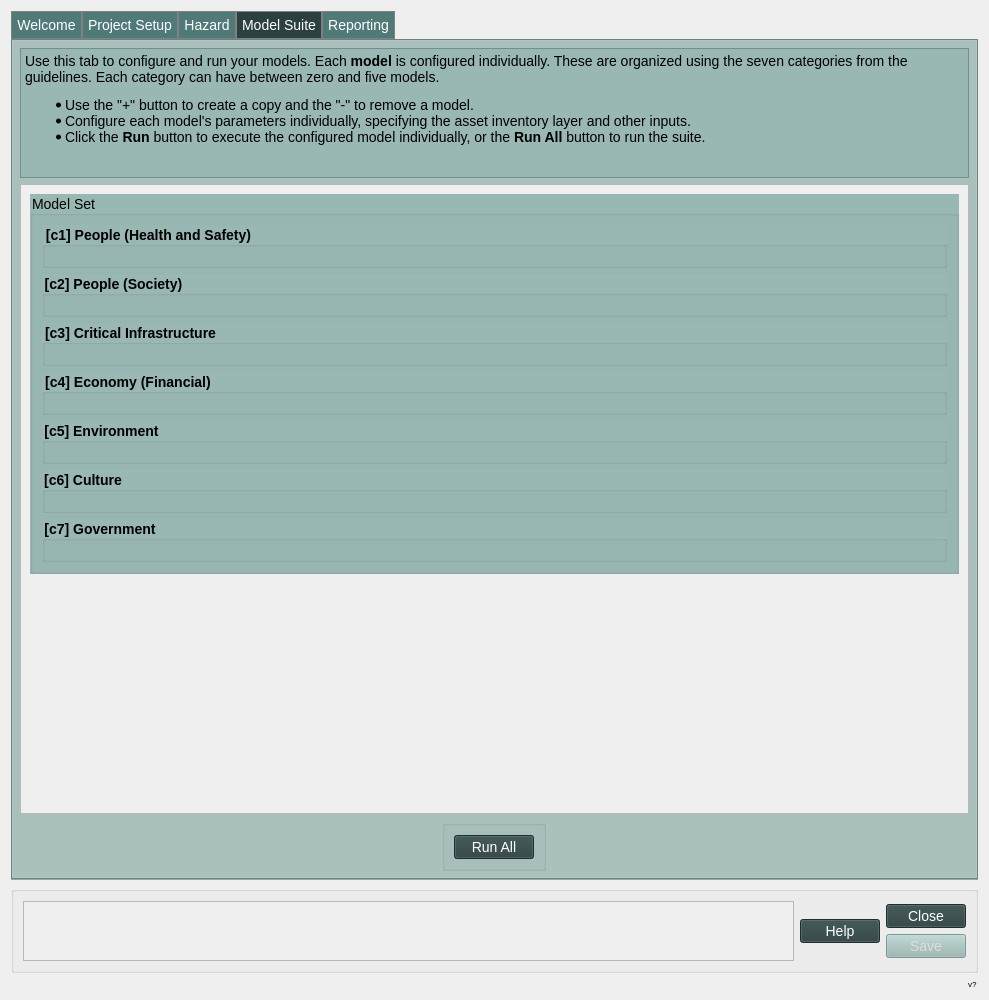
Qt form canflood2/canflood2_dialog_main.ui (cefect/CanFlood2) before a commit.
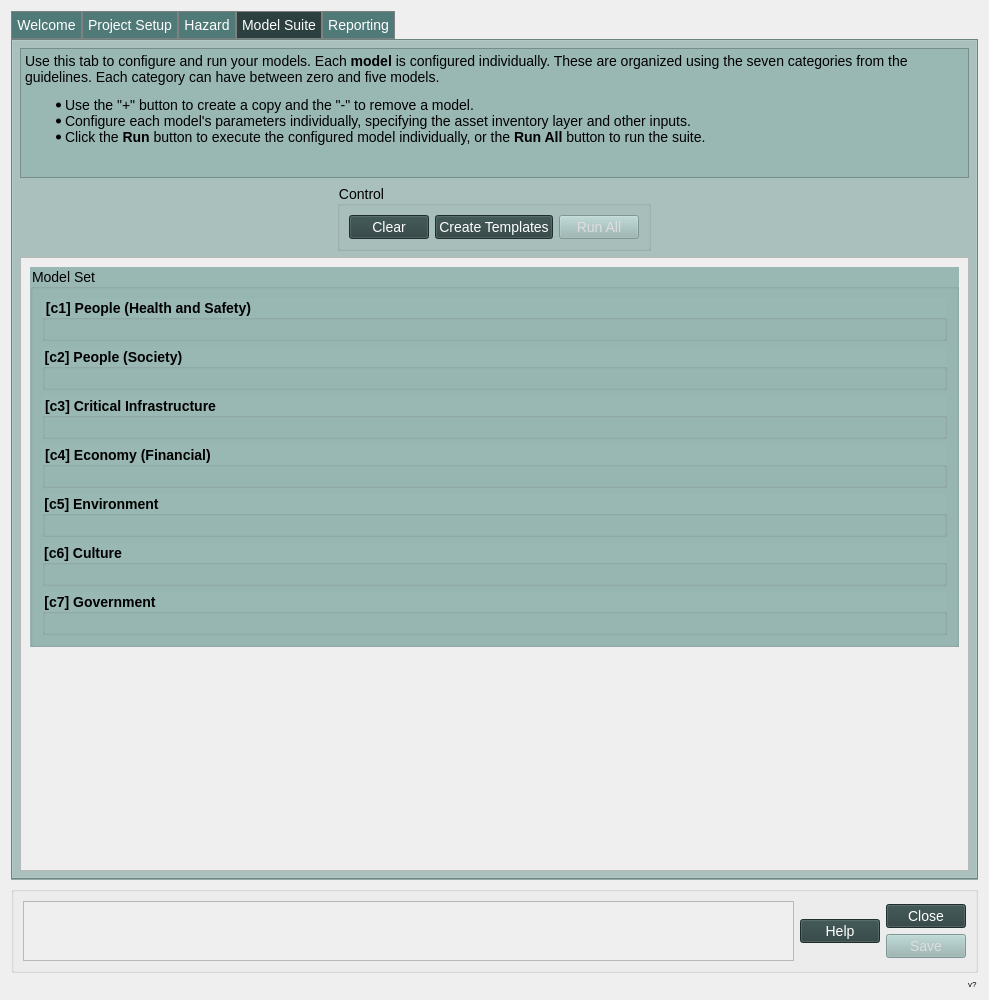
The same form after that commit. The open tabs and pages were chosen to show the change. Icons and pictures are not drawn. Custom widgets are drawn as their Qt base class.

Commit message: create_modelSuite_templates

The edit to the form file:
```diff
--- a/canflood2/canflood2_dialog_main.ui
+++ b/canflood2/canflood2_dialog_main.ui
@@ -928,6 +928,39 @@
          </property>
         </widget>
        </item>
+       <item alignment="Qt::AlignHCenter">
+        <widget class="QGroupBox" name="groupBox">
+         <property name="title">
+          <string>Control</string>
+         </property>
+         <layout class="QHBoxLayout" name="horizontalLayout_10">
+          <item>
+           <widget class="QPushButton" name="pushButton_MS_clear">
+            <property name="text">
+             <string>Clear</string>
+            </property>
+           </widget>
+          </item>
+          <item>
+           <widget class="QPushButton" name="pushButton_MS_createTemplates">
+            <property name="text">
+             <string>Create Templates</string>
+            </property>
+           </widget>
+          </item>
+          <item>
+           <widget class="QPushButton" name="pushButton_18">
+            <property name="enabled">
+             <bool>false</bool>
+            </property>
+            <property name="text">
+             <string>Run All</string>
+            </property>
+           </widget>
+          </item>
+         </layout>
+        </widget>
+       </item>
        <item>
         <widget class="QScrollArea" name="scrollArea">
          <property name="palette">
@@ -949,7 +982,7 @@
             <x>0</x>
             <y>0</y>
             <width>941</width>
-            <height>637</height>
+            <height>620</height>
            </rect>
           </property>
           <property name="styleSheet">
@@ -1099,22 +1132,6 @@
          </widget>
         </widget>
        </item>
-       <item alignment="Qt::AlignHCenter">
-        <widget class="QGroupBox" name="groupBox_7">
-         <property name="title">
-          <string/>
-         </property>
-         <layout class="QHBoxLayout" name="horizontalLayout_7">
-          <item>
-           <widget class="QPushButton" name="pushButton_18">
-            <property name="text">
-             <string>Run All</string>
-            </property>
-           </widget>
-          </item>
-         </layout>
-        </widget>
-       </item>
       </layout>
      </widget>
      <widget class="QWidget" name="tab_05_rpt">
```
Left out of the diff: 2 changed lines with no effect on the pictures. The commit also changes 11 other files.
